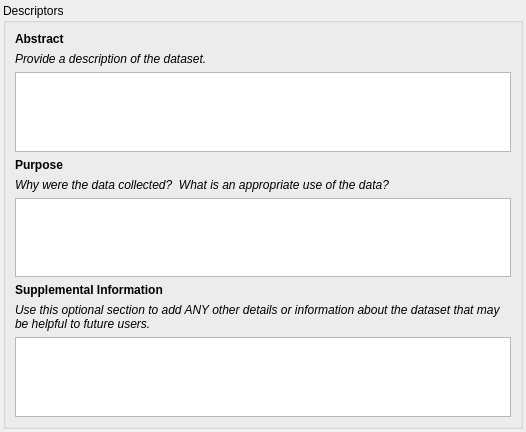
Qt form pymdwizard/gui/ui_files/Descriptor.ui (DOI-USGS/fort-pymdwizard) before a commit.
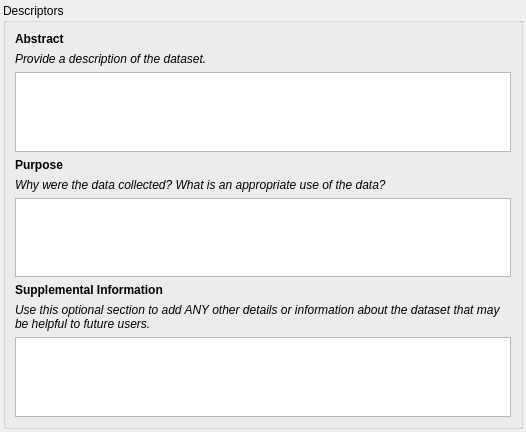
The same form after that commit.

What changed in the file:
```diff
--- a/pymdwizard/gui/ui_files/Descriptor.ui
+++ b/pymdwizard/gui/ui_files/Descriptor.ui
@@ -114,7 +114,7 @@
          <string notr="true">font: italic;</string>
         </property>
         <property name="text">
-         <string>Why were the data collected?  What is an appropriate use of the data?</string>
+         <string>Why were the data collected? What is an appropriate use of the data?</string>
         </property>
         <property name="wordWrap">
          <bool>true</bool>
```
